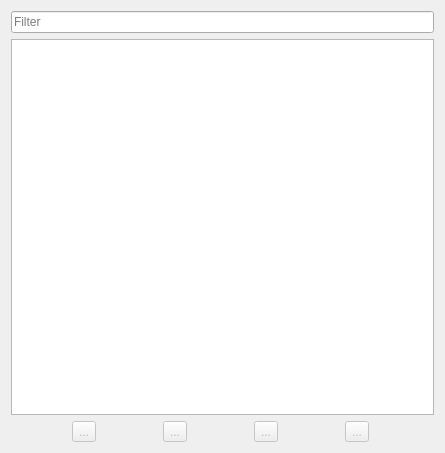
Before: the Qt Designer form src/app/valentina/dialogs/vwidgetdependencies.ui in dismine/valentina, drawn with Qt 5.
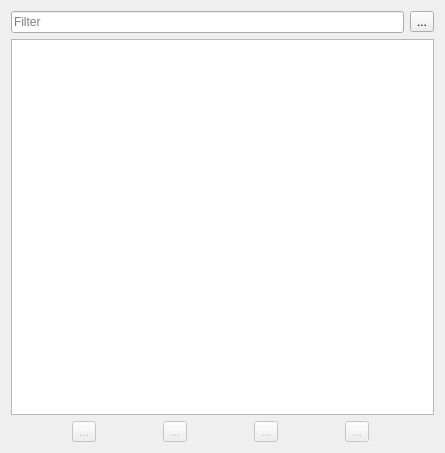
After: the same form once the commit is applied. Icons and pictures are not drawn.

Commit message:
Add auto go-to-object toggle button and icon to dependency tree.
Branch: develop

```diff
--- a/src/app/valentina/dialogs/vwidgetdependencies.ui
+++ b/src/app/valentina/dialogs/vwidgetdependencies.ui
@@ -15,6 +15,8 @@
   </property>
   <layout class="QVBoxLayout" name="verticalLayout">
    <item>
+    <layout class="QHBoxLayout" name="horizontalLayout_2">
+     <item>
     <widget class="QLineEdit" name="lineEditFilter">
      <property name="placeholderText">
       <string>Filter</string>
@@ -23,6 +25,24 @@
       <bool>true</bool>
      </property>
     </widget>
+     </item>
+     <item>
+      <widget class="QToolButton" name="toolButtonAutoGoToObject">
+       <property name="toolTip">
+        <string>Go to object automatically on node selection</string>
+       </property>
+       <property name="text">
+        <string notr="true">...</string>
+       </property>
+       <property name="icon">
+        <iconset theme="system-search"/>
+       </property>
+       <property name="checkable">
+        <bool>true</bool>
+       </property>
+      </widget>
+     </item>
+    </layout>
    </item>
    <item>
     <widget class="QTreeView" name="treeView">
```
Lines whose indentation alone changed are shown as unchanged. The commit also changes 2 other files.
